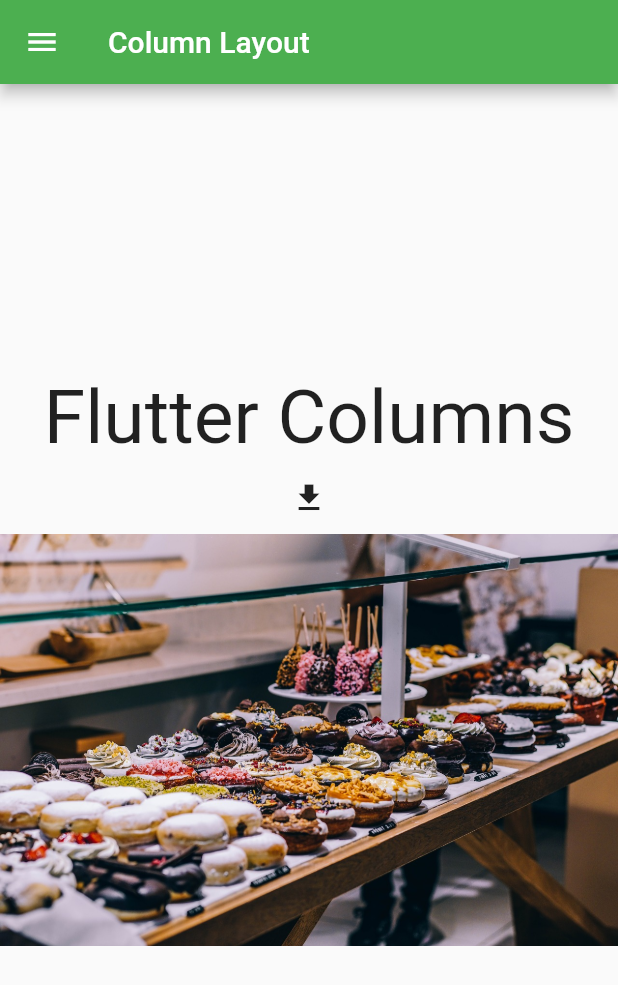
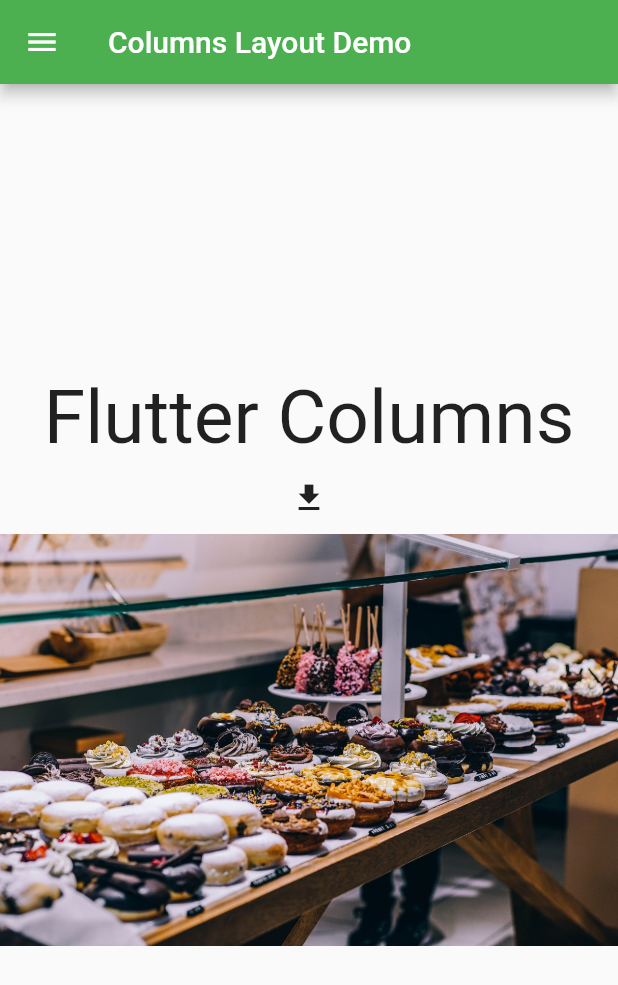
Before and after one commit to maffan91/f3_flutter_demo, a Flutter app: the ColumnsPage screen opened by its route, on a phone screen of 412 x 824 dp. Shown: the top 985 px of the screen. Run offline on Flutter 3.47's test engine with Material 2 defaults, Android fonts, the phone set to English and light mode, and no system bars.

```diff
--- a/lib/main.dart
+++ b/lib/main.dart
@@ -1,5 +1,6 @@
 import 'package:flutter/material.dart';
 import 'package:flutter_demo/data/movie-list.dart';
+import 'package:flutter_demo/pages/animation.dart';
 import 'package:flutter_demo/pages/auth.dart';
 import 'package:flutter_demo/pages/columns.dart';
 import 'package:flutter_demo/pages/movies.dart';
@@ -30,7 +31,8 @@ class MyApp extends StatelessWidget {
         'stateful_widget': (BuildContext context) => StatefulPage(),
         'movies': (BuildContext context) => MoviesPage(),
         'rows': (BuildContext context) => RowsPage(),
-        'columns': (BuildContext context) => ColumnsPage()
+        'columns': (BuildContext context) => ColumnsPage(),
+        'animation': (BuildContext context) => AnimationPage()
       },
     );
   }
--- a/lib/pages/auth.dart
+++ b/lib/pages/auth.dart
@@ -82,7 +82,7 @@ class _AuthPageState extends State<AuthPage> {
   Widget build(BuildContext context) {
     return Scaffold(
         appBar: AppBar(
-          title: Text('Login'),
+          title: Text('Form Demo'),
         ),
         drawer: NavDrawer(),
         body: _buildAuthForm());
--- a/lib/pages/columns.dart
+++ b/lib/pages/columns.dart
@@ -25,7 +25,7 @@ class ColumnsPage extends StatelessWidget {
   Widget build(BuildContext context) {
     return Scaffold(
       appBar: AppBar(
-        title: Text('Column Layout'),
+        title: Text('Columns Layout Demo'),
       ),
       drawer: NavDrawer(),
       body: _buildWidget(),
--- a/lib/pages/movies.dart
+++ b/lib/pages/movies.dart
@@ -42,7 +42,7 @@ class MoviesPage extends StatelessWidget {
   Widget build(BuildContext context) {
     return Scaffold(
       appBar: AppBar(
-        title: Text('Movies'),
+        title: Text('List Builder Demo'),
       ),
       drawer: NavDrawer(),
       body: _buildMoviesList(),
--- a/lib/pages/rows.dart
+++ b/lib/pages/rows.dart
@@ -43,7 +43,7 @@ class RowsPage extends StatelessWidget {
 
     return Scaffold(
         appBar: AppBar(
-          title: Text('Rows Layout'),
+          title: Text('Rows Layout Demo'),
         ),
         drawer: NavDrawer(),
         body: Container(
--- a/lib/pages/stateful.dart
+++ b/lib/pages/stateful.dart
@@ -19,7 +19,7 @@ class _StatefulPageState extends State<StatefulPage> {
   Widget build(BuildContext context) {
     return Scaffold(
       appBar: AppBar(
-        title: Text('Flutter Demo'),
+        title: Text('Stateful Widget Demo'),
       ),
       drawer: NavDrawer(),
       body: Center(
--- a/lib/pages/stateless.dart
+++ b/lib/pages/stateless.dart
@@ -37,7 +37,7 @@ class StatelessPage extends StatelessWidget {
   Widget build(BuildContext context) {
     return Scaffold(
       appBar: AppBar(
-        title: Text('Flutter Demo'),
+        title: Text('Stateless Widget Demo'),
       ),
       drawer: NavDrawer(),
       body: _buildWidget(),
--- a/lib/widgets/nav-drawer.dart
+++ b/lib/widgets/nav-drawer.dart
@@ -66,6 +66,7 @@ class NavDrawer extends StatelessWidget {
             child: ListTile(
               leading: Icon(Icons.wallpaper),
               title: Text('Animations'),
+              onTap: () => Navigator.pushReplacementNamed(context, 'animation'),
             ),
           ),
         ],
```
Also changed, not shown: lib/pages/animation.dart (added, +69 -0 lines).
